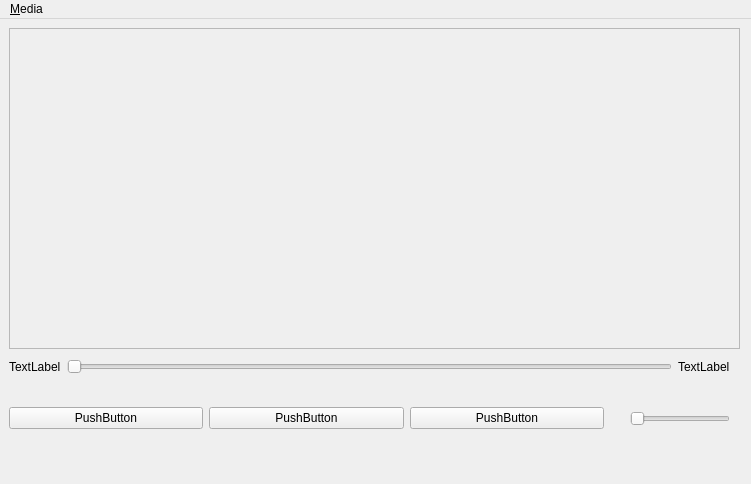
First picture: the form in Qt_Designer_files/main.ui, repository kanishkarj/Rave, before the edit.
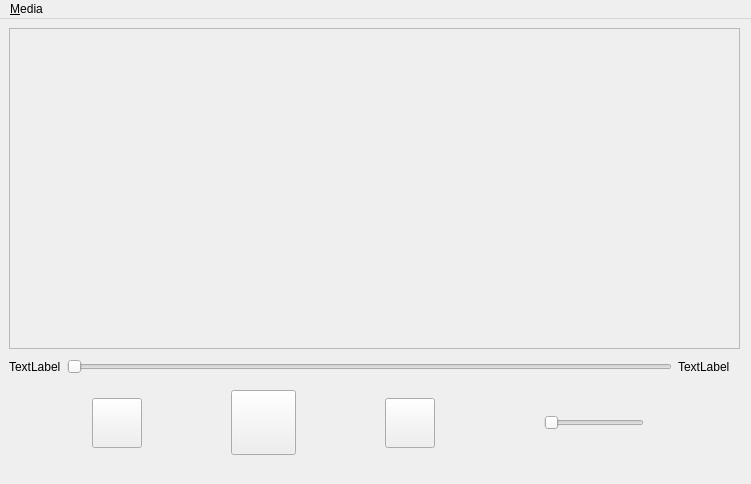
Second picture: the form after the edit. Icons and pictures are not drawn.

```diff
--- a/Qt_Designer_files/main.ui
+++ b/Qt_Designer_files/main.ui
@@ -20,7 +20,7 @@
       <x>9</x>
       <y>340</y>
       <width>721</width>
-      <height>98</height>
+      <height>107</height>
      </rect>
     </property>
     <layout class="QVBoxLayout" name="controllerView">
@@ -53,22 +53,61 @@
       <layout class="QHBoxLayout" name="horizontalLayout">
        <item>
         <widget class="QPushButton" name="previous">
+         <property name="minimumSize">
+          <size>
+           <width>50</width>
+           <height>50</height>
+          </size>
+         </property>
+         <property name="maximumSize">
+          <size>
+           <width>50</width>
+           <height>50</height>
+          </size>
+         </property>
          <property name="text">
-          <string>PushButton</string>
+          <string/>
          </property>
         </widget>
        </item>
        <item>
         <widget class="QPushButton" name="playState">
+         <property name="minimumSize">
+          <size>
+           <width>65</width>
+           <height>65</height>
+          </size>
+         </property>
+         <property name="maximumSize">
+          <size>
+           <width>65</width>
+           <height>65</height>
+          </size>
+         </property>
          <property name="text">
-          <string>PushButton</string>
+          <string/>
+         </property>
+         <property name="icon">
+          <iconset theme="play-2.svg"/>
          </property>
         </widget>
        </item>
        <item>
         <widget class="QPushButton" name="next">
+         <property name="minimumSize">
+          <size>
+           <width>50</width>
+           <height>50</height>
+          </size>
+         </property>
+         <property name="maximumSize">
+          <size>
+           <width>50</width>
+           <height>50</height>
+          </size>
+         </property>
          <property name="text">
-          <string>PushButton</string>
+          <string/>
          </property>
         </widget>
        </item>
```
